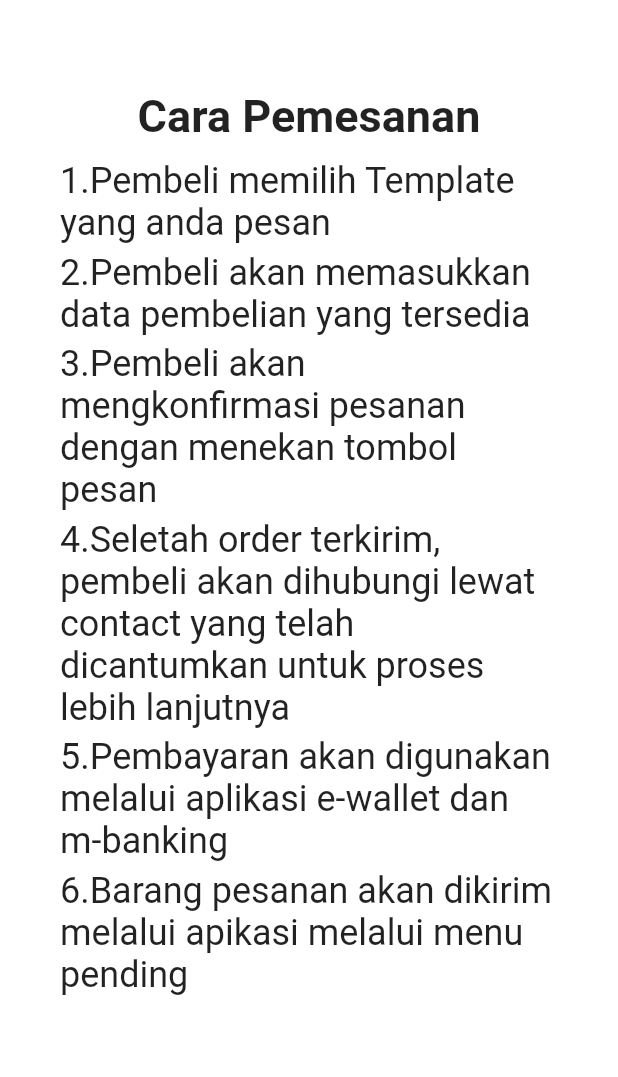
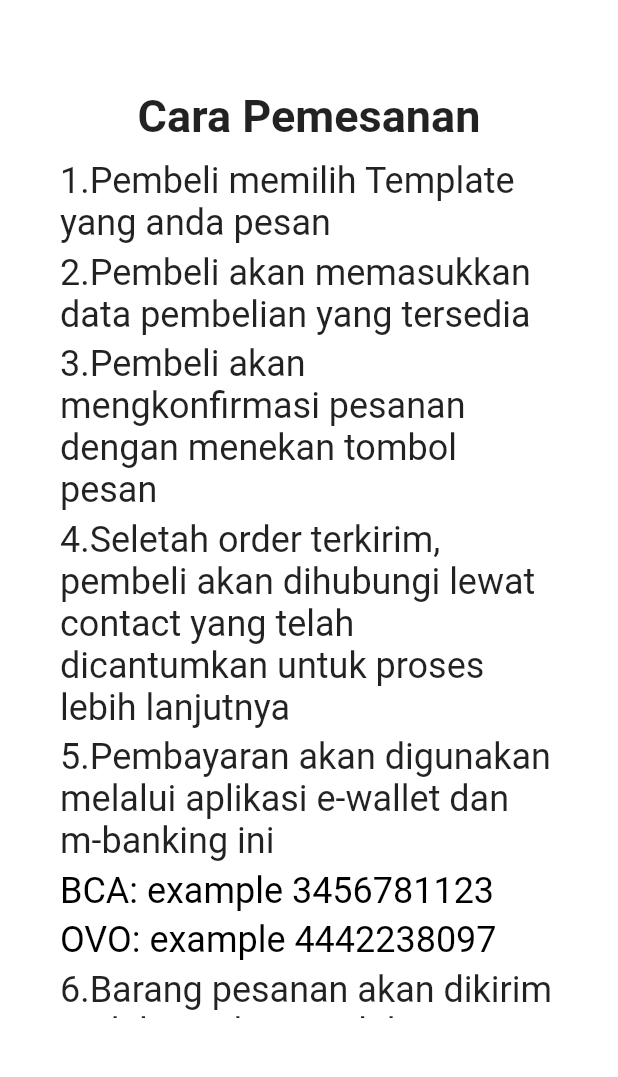
Before and after one commit to cyberval26/portolink_user, a Flutter app: the Help screen opened directly, scrolled down 250 dp, on a phone screen of 412 x 824 dp, the part 158-1235 px from its top. Run offline on Flutter 3.47's test engine with Material 2 defaults, Android fonts, the light colour scheme and no system bars; our stand-ins replace cloud_firestore, email_validator, file_picker, firebase_auth, firebase_core, firebase_messaging and 5 more; missing offline and left inert: cloud_firestore_web, firebase_auth_web, firebase_core_web, firebase_messaging_web, firebase_storage_web, image_picker_for_web; accounts and stored records are empty.

Commit message:
sedikit benerin tampilan lagi

```diff
--- a/lib/ui/pages/help.dart
+++ b/lib/ui/pages/help.dart
@@ -28,7 +28,19 @@ class _HelpState extends State<Help> {
             const SizedBox(height:5),
             const Text("4.Seletah order terkirim, pembeli akan dihubungi lewat"" contact yang telah dicantumkan untuk proses lebih lanjutnya", textAlign: TextAlign.left, style: TextStyle(fontSize: 24)),
             const SizedBox(height:5),
-            const Text("5.Pembayaran akan digunakan melalui aplikasi e-wallet dan m-banking ", textAlign: TextAlign.left, style: TextStyle(fontSize: 24)),
+            const Text("5.Pembayaran akan digunakan melalui aplikasi e-wallet dan m-banking ini", textAlign: TextAlign.left, style: TextStyle(fontSize: 24)),
+            SizedBox(height: 5),
+            const Text(
+              "BCA: example 3456781123",
+              textAlign: TextAlign.left,
+              style: TextStyle(fontSize: 24, color: Colors.black),
+            ),
+            SizedBox(height: 5),
+            const Text(
+              "OVO: example 4442238097 ",
+              textAlign: TextAlign.left,
+              style: TextStyle(fontSize: 24, color: Colors.black),
+            ),
             const SizedBox(height:5),
             const Text("6.Barang pesanan akan dikirim melalui apikasi melalui menu pending ", textAlign: TextAlign.left, style: TextStyle(fontSize: 24)),
             const SizedBox(height:15)
```
